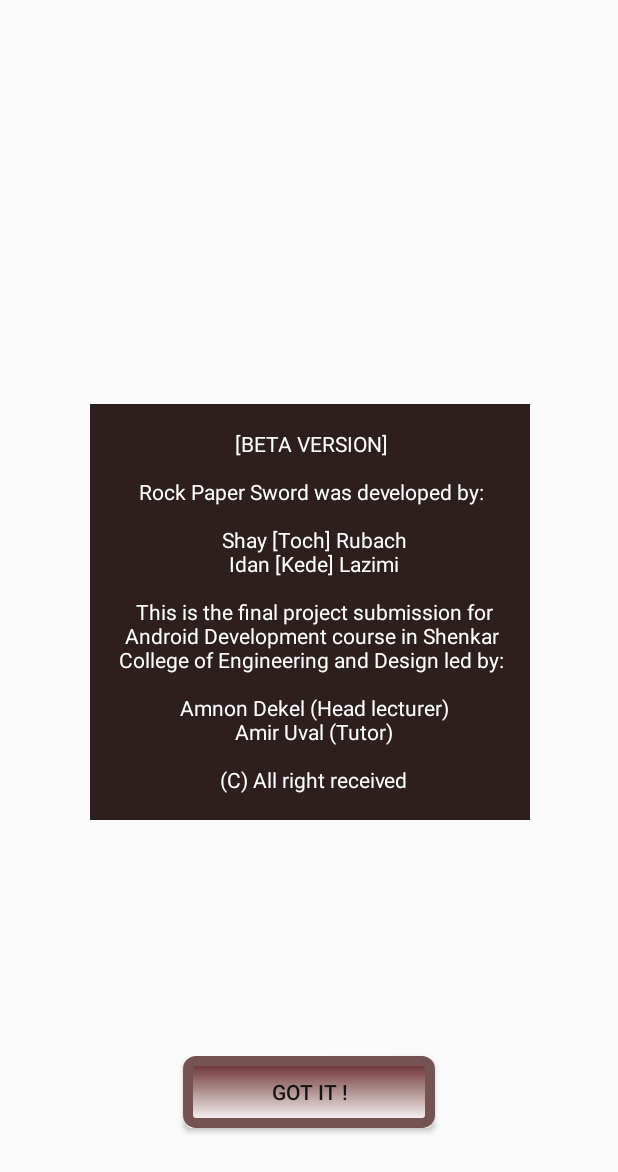
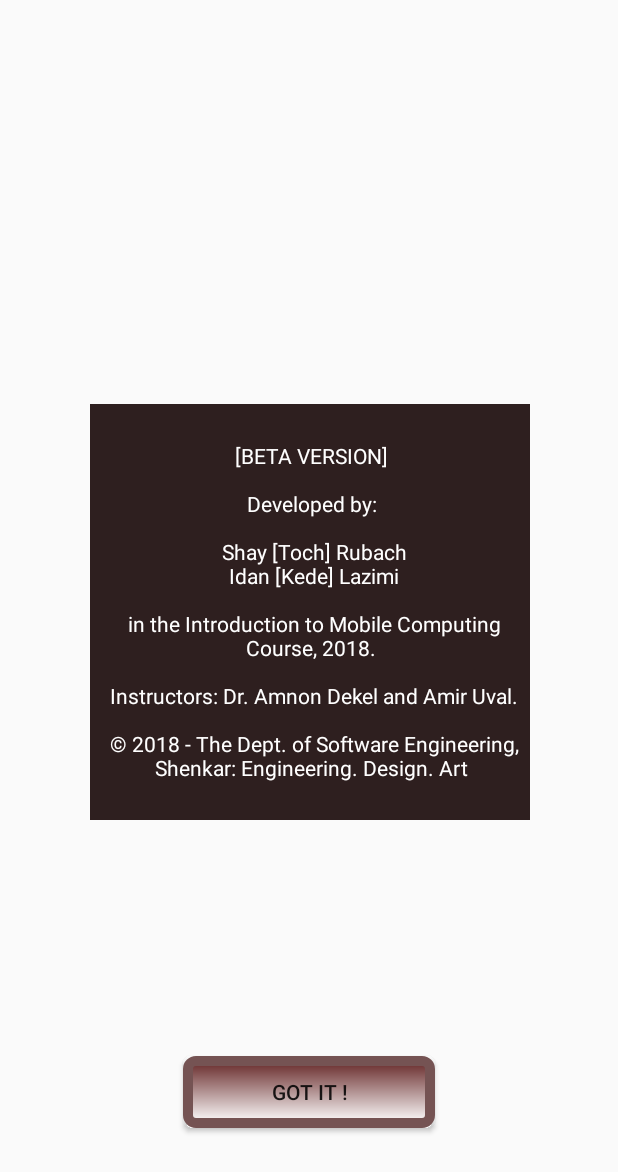
Before and after one commit to ShayRubach/RockPaperSword, an Android app: the layout about_the_app.xml on its own in the app's theme, with its tools: preview values and no code run, on a phone screen of 412 x 824 dp. Shown: the top 1172 px of the screen. Run offline under Robolectric (Android 15) with nearby library versions, the phone set to English and light mode, and no system bars.

Commit message:
fixed a crash when selecting immovable soldier after movable one. placed a null check on thread.pause. locked ui on focused soldier computation. changed info string.

```diff
--- a/app/src/main/java/com/pwnz/www/rockpapersword/GamePanel.java
+++ b/app/src/main/java/com/pwnz/www/rockpapersword/GamePanel.java
@@ -293,7 +293,8 @@
 
         while (true) {
             try {
-                mPlayThread.join();
+                if(mPlayThread != null)
+                    mPlayThread.join();
                 break;
             } catch (InterruptedException e) {
                 e.printStackTrace();
--- a/app/src/main/java/com/pwnz/www/rockpapersword/controller/GameManager.java
+++ b/app/src/main/java/com/pwnz/www/rockpapersword/controller/GameManager.java
@@ -78,11 +78,13 @@
 
         //Player has focused (clicked) a soldier but yet tried to moved
         if(board.getClickedSoldier(x,y) != null) {
+            panel.pause();
             focusedSoldier = board.getClickedSoldier(x, y);
             clearHighlights();
             hasFocusedSoldier = true;
             possibleMatch = false;
             board.displaySoldierPath(focusedSoldier);
+            panel.resume();
         }
 
         //Player has a legit focused soldier and attempted to move to new suggested (arrow) tile
--- a/app/src/main/res/values/strings.xml
+++ b/app/src/main/res/values/strings.xml
@@ -13,12 +13,11 @@
     </string>
     <string name="str_about_the_app">
         [BETA VERSION]\n\n
-        Rock Paper Sword was developed by: \n\n
+        Developed by: \n\n
         Shay [Toch] Rubach\n
         Idan [Kede] Lazimi\n\n
-        This is the final project submission for Android Development course in
-        Shenkar College of Engineering and Design led by:\n\n
-        Amnon Dekel (Head lecturer)\n
-        Amir Uval (Tutor)\n\n (C) All right received
+        in the Introduction to Mobile Computing Course, 2018.\n\n
+        Instructors: Dr. Amnon Dekel and Amir Uval.\n\n
+        © 2018 - The Dept. of Software Engineering, Shenkar: Engineering. Design. Art
     </string>
 </resources>
```
